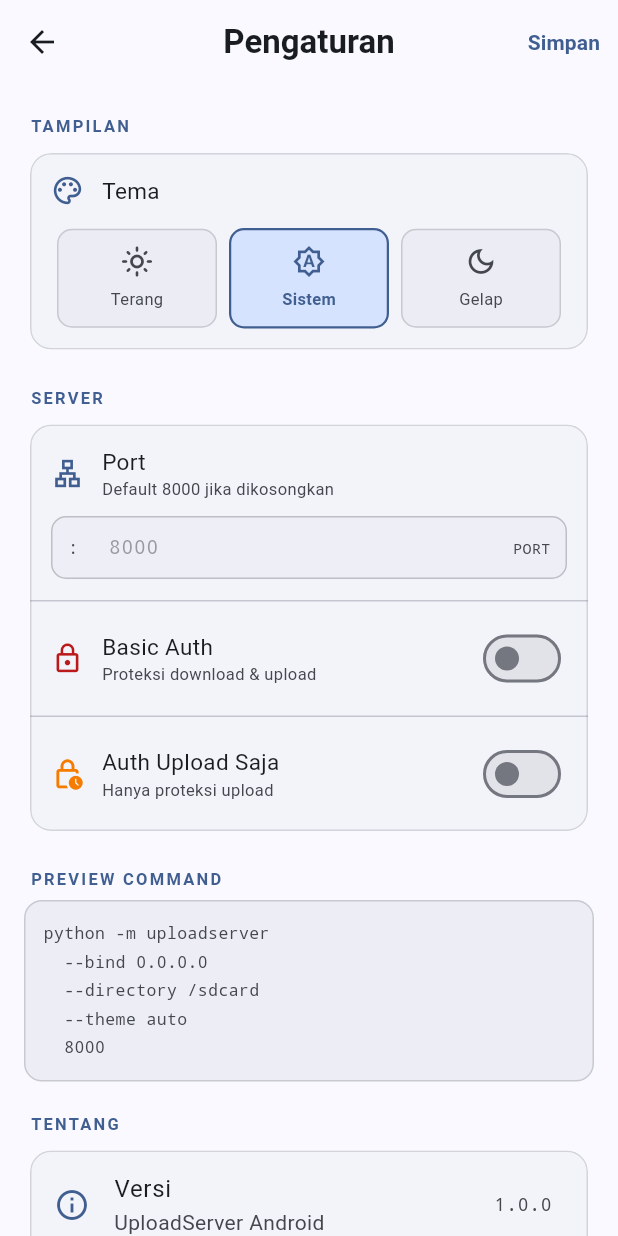
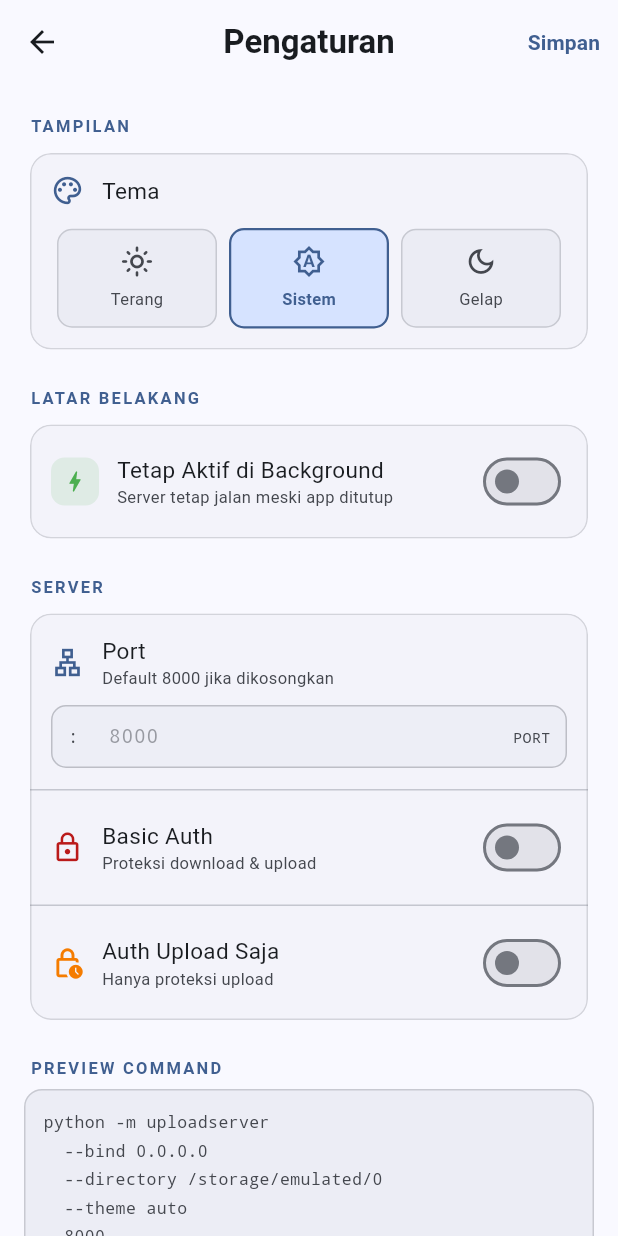
Before and after one commit to EmuVlucht/build, a Flutter app: the screen it shows after launch, after a tap on the "settings" icon, on a phone screen of 412 x 824 dp. Run offline on Flutter 3.47's test engine with Material 2 defaults, Android fonts, the light colour scheme and no system bars; our stand-ins replace package_info_plus, permission_handler, shared_preferences; missing offline and left inert: flutter_foreground_task; network calls fail.

Commit message:
refactor: rebrand UploadServer → Netshelfy
Renamed the project from UploadServer to Netshelfy to reflect
a broader scope as a self-hosted network utility application.

Package & identity changes:
- Package ID : com.uploadserver.app → com.twos.netshelfy.verseapp
- pubspec name: uploadserver → netshelfy
- MethodChannel paths updated to new package ID
- Android cache dir path updated to new package ID
- ic_launcher_foreground.xml replaced with PNG assets
  across all mipmap densities (hdpi/mdpi/xhdpi/xxhdpi/xxxhdpi)

New additions:
- lib/services/foreground_service.dart
  persistent background server via flutter_foreground_task
- flutter_foreground_task ^8.0.1 added to pubspec.yaml

Updated LICENSE: flutter_foreground_task added as acknowledged
third-party component. All other terms remain unchanged.

```diff
--- a/lib/app.dart
+++ b/lib/app.dart
@@ -27,7 +27,7 @@ class _AppState extends State<App> {
   @override
   Widget build(BuildContext context) {
     return MaterialApp(
-      title: 'UploadServer',
+      title: 'NetShelfy+',
       debugShowCheckedModeBanner: false,
       themeMode: _settings.themeMode,
       theme: ThemeData(
--- a/lib/main.dart
+++ b/lib/main.dart
@@ -1,9 +1,11 @@
 import 'package:flutter/material.dart';
 import 'app.dart';
 import 'models/settings_model.dart';
+import 'services/foreground_service.dart';
 
 void main() async {
   WidgetsFlutterBinding.ensureInitialized();
+  ForegroundSvc.init();  // inisialisasi foreground task
   final settings = await AppSettings.load();
   runApp(App(initialSettings: settings));
 }
--- a/lib/models/settings_model.dart
+++ b/lib/models/settings_model.dart
@@ -6,12 +6,14 @@ class AppSettings {
   final ThemeMode themeMode;
   final String basicAuth;
   final String basicAuthUpload;
+  final bool keepAlive;  // tetap aktif di background
 
   const AppSettings({
     this.port = 8000,
     this.themeMode = ThemeMode.system,
     this.basicAuth = '',
     this.basicAuthUpload = '',
+    this.keepAlive = false,
   });
 
   String get themeArg {
@@ -35,18 +37,20 @@ class AppSettings {
     return parts.join(' ');
   }
 
-  static const _kPort   = 'port';
-  static const _kTheme  = 'theme';
-  static const _kAuth   = 'basic_auth';
-  static const _kAuthUp = 'basic_auth_upload';
+  static const _kPort      = 'port';
+  static const _kTheme     = 'theme';
+  static const _kAuth      = 'basic_auth';
+  static const _kAuthUp    = 'basic_auth_upload';
+  static const _kKeepAlive = 'keep_alive';
 
   static Future<AppSettings> load() async {
     final prefs = await SharedPreferences.getInstance();
     return AppSettings(
-      port:            prefs.getInt(_kPort) ?? 8000,
+      port:            prefs.getInt(_kPort)    ?? 8000,
       themeMode:       _themeFromStr(prefs.getString(_kTheme) ?? 'system'),
-      basicAuth:       prefs.getString(_kAuth)   ?? '',
-      basicAuthUpload: prefs.getString(_kAuthUp) ?? '',
+      basicAuth:       prefs.getString(_kAuth)    ?? '',
+      basicAuthUpload: prefs.getString(_kAuthUp)  ?? '',
+      keepAlive:       prefs.getBool(_kKeepAlive) ?? false,
     );
   }
 
@@ -56,6 +60,7 @@ class AppSettings {
     await prefs.setString(_kTheme, _themeToStr(themeMode));
     await prefs.setString(_kAuth, basicAuth);
     await prefs.setString(_kAuthUp, basicAuthUpload);
+    await prefs.setBool(_kKeepAlive, keepAlive);
   }
 
   AppSettings copyWith({
@@ -63,12 +68,14 @@ class AppSettings {
     ThemeMode? themeMode,
     String? basicAuth,
     String? basicAuthUpload,
+    bool? keepAlive,
   }) {
     return AppSettings(
       port:            port            ?? this.port,
       themeMode:       themeMode       ?? this.themeMode,
       basicAuth:       basicAuth       ?? this.basicAuth,
       basicAuthUpload: basicAuthUpload ?? this.basicAuthUpload,
+      keepAlive:       keepAlive       ?? this.keepAlive,
     );
   }
 
--- a/lib/screens/home_screen.dart
+++ b/lib/screens/home_screen.dart
@@ -2,10 +2,12 @@ import 'dart:convert';
 import 'dart:io';
 import 'package:flutter/material.dart';
 import 'package:flutter/services.dart';
+import 'package:flutter_foreground_task/flutter_foreground_task.dart';
 import 'package:permission_handler/permission_handler.dart';
 import '../models/settings_model.dart';
 import '../services/server_service.dart';
 import '../services/update_service.dart';
+import '../services/foreground_service.dart';
 import 'file_browser_screen.dart';
 import 'settings_screen.dart';
 import 'update_dialog.dart';
@@ -43,12 +45,29 @@ class _HomeScreenState extends State<HomeScreen> with SingleTickerProviderStateM
     _pulseAnim = Tween(begin: 1.0, end: 1.06).animate(
       CurvedAnimation(parent: _pulseCtrl, curve: Curves.easeInOut));
     _requestPermissions();
-    // Cek update di background setelah app terbuka
     Future.delayed(const Duration(seconds: 2), _checkForUpdate);
+    // Dengarkan event dari foreground service (tombol Stop di notifikasi)
+    FlutterForegroundTask.addTaskDataCallback(_onForegroundData);
+  }
+
+  void _onForegroundData(Object data) {
+    if (data is Map && data['action'] == 'stop') {
+      _service.stop();
+      ForegroundSvc.stop();
+      if (mounted) {
+        setState(() {
+          _privateIp  = null;
+          _publicIp   = null;
+          _fetchingIp = false;
+          _ipExpanded = false;
+        });
+      }
+    }
   }
 
   @override
   void dispose() {
+    FlutterForegroundTask.removeTaskDataCallback(_onForegroundData);
     _pulseCtrl.dispose();
     _service.dispose();
     super.dispose();
@@ -60,6 +79,8 @@ class _HomeScreenState extends State<HomeScreen> with SingleTickerProviderStateM
       if (await Permission.manageExternalStorage.isDenied) {
         await Permission.manageExternalStorage.request();
       }
+      // Notifikasi untuk foreground service (Android 13+)
+      await ForegroundSvc.requestPermission();
     }
   }
 
@@ -147,7 +168,14 @@ class _HomeScreenState extends State<HomeScreen> with SingleTickerProviderStateM
       if (err != null) {
         _showError(err);
       } else {
-        _fetchAllIps(); // fetch semua IP di background
+        _fetchAllIps();
+        // Start foreground service jika keepAlive aktif
+        if (_settings.keepAlive) {
+          await ForegroundSvc.start(
+            directory: _selectedFolder,
+            port: _settings.port,
+          );
+        }
       }
     } else {
       _showControlSheet(state);
@@ -237,6 +265,7 @@ class _HomeScreenState extends State<HomeScreen> with SingleTickerProviderStateM
                 onTap: () {
                   Navigator.pop(ctx);
                   _service.stop();
+                  ForegroundSvc.stop();
                   setState(() {
                     _privateIp  = null;
                     _publicIp   = null;
@@ -263,7 +292,10 @@ class _HomeScreenState extends State<HomeScreen> with SingleTickerProviderStateM
     await Navigator.push(
       context,
       MaterialPageRoute(builder: (_) => SettingsScreen(
-        settings: _settings, onChanged: widget.onSettingsChanged)));
+        settings: _settings,
+        onChanged: widget.onSettingsChanged,
+        selectedFolder: _selectedFolder,
+      )));
   }
 
   @override
@@ -274,10 +306,11 @@ class _HomeScreenState extends State<HomeScreen> with SingleTickerProviderStateM
       builder: (context, snap) {
         final state = snap.data ?? ServerState.idle;
         final isRunning = state != ServerState.idle;
-        return Scaffold(
+        return WithForegroundTask(
+          child: Scaffold(
           backgroundColor: Theme.of(context).colorScheme.surface,
           appBar: AppBar(
-            title: const Text('UploadServer', style: TextStyle(fontWeight: FontWeight.bold)),
+            title: const Text('NetShelfy+', style: TextStyle(fontWeight: FontWeight.bold)),
             centerTitle: true,
             elevation: 0,
             actions: [
@@ -352,7 +385,8 @@ class _HomeScreenState extends State<HomeScreen> with SingleTickerProviderStateM
               ),
             ),
           ]),
-        );
+        ),
+      );
       },
     );
   }
--- a/lib/screens/settings_screen.dart
+++ b/lib/screens/settings_screen.dart
@@ -5,7 +5,13 @@ import '../models/settings_model.dart';
 class SettingsScreen extends StatefulWidget {
   final AppSettings settings;
   final ValueChanged<AppSettings> onChanged;
-  const SettingsScreen({super.key, required this.settings, required this.onChanged});
+  final String selectedFolder;
+  const SettingsScreen({
+    super.key,
+    required this.settings,
+    required this.onChanged,
+    this.selectedFolder = '/sdcard',
+  });
 
   @override
   State<SettingsScreen> createState() => _SettingsScreenState();
@@ -68,6 +74,7 @@ class _SettingsScreenState extends State<SettingsScreen> {
       port: port.clamp(1, 65535),
       basicAuth: basicAuth,
       basicAuthUpload: basicAuthUpload,
+      keepAlive: _s.keepAlive,
     );
     widget.onChanged(updated);
     Navigator.pop(context);
@@ -83,7 +90,7 @@ class _SettingsScreenState extends State<SettingsScreen> {
     final parts = [
       'python -m uploadserver',
       '  --bind 0.0.0.0',
-      '  --directory /sdcard',
+      '  --directory ${widget.selectedFolder}',
       '  --theme ${_s.themeArg}',
     ];
     if (_authEnabled && _authUserCtrl.text.isNotEmpty && _authPassCtrl.text.isNotEmpty) {
@@ -115,6 +122,70 @@ class _SettingsScreenState extends State<SettingsScreen> {
         children: [
           _sectionLabel('Tampilan'),
           _card([_themeTile(cs)]),
+
+          _sectionLabel('Latar Belakang'),
+          _card([
+            Padding(
+              padding: const EdgeInsets.all(14),
+              child: Column(
+                crossAxisAlignment: CrossAxisAlignment.start,
+                children: [
+                  Row(children: [
+                    Container(
+                      width: 32, height: 32,
+                      decoration: BoxDecoration(
+                        color: Colors.green.withOpacity(0.12),
+                        borderRadius: BorderRadius.circular(9),
+                      ),
+                      child: const Icon(Icons.bolt_rounded,
+                          size: 18, color: Colors.green),
+                    ),
+                    const SizedBox(width: 12),
+                    Expanded(child: Column(
+                      crossAxisAlignment: CrossAxisAlignment.start,
+                      children: [
+                        const Text('Tetap Aktif di Background',
+                            style: TextStyle(fontSize: 15)),
+                        Text('Server tetap jalan meski app ditutup',
+                            style: TextStyle(fontSize: 11,
+                                color: cs.onSurfaceVariant)),
+                      ],
+                    )),
+                    Switch(
+                      value: _s.keepAlive,
+                      onChanged: (v) {
+                        setState(() => _s = _s.copyWith(keepAlive: v));
+                        widget.onChanged(_s);
+                      },
+                    ),
+                  ]),
+                  // Hint saat aktif
+                  if (_s.keepAlive) ...[
+                    const SizedBox(height: 10),
+                    Container(
+                      padding: const EdgeInsets.all(10),
+                      decoration: BoxDecoration(
+                        color: Colors.green.withOpacity(0.06),
+                        borderRadius: BorderRadius.circular(8),
+                        border: Border.all(
+                            color: Colors.green.withOpacity(0.2)),
+                      ),
+                      child: Row(children: [
+                        const Icon(Icons.notifications_outlined,
+                            size: 14, color: Colors.green),
+                        const SizedBox(width: 8),
+                        Expanded(child: Text(
+                          'Notifikasi permanen akan muncul selama server aktif',
+                          style: TextStyle(fontSize: 11,
+                              color: Colors.green.shade700, height: 1.4),
+                        )),
+                      ]),
+                    ),
+                  ],
+                ],
+              ),
+            ),
+          ]),
 
           _sectionLabel('Server'),
           _card([
@@ -173,8 +244,8 @@ class _SettingsScreenState extends State<SettingsScreen> {
             ListTile(
               leading: Icon(Icons.info_outline, color: cs.primary),
               title: const Text('Versi'),
-              subtitle: const Text('UploadServer Android'),
-              trailing: Text('1.0.0',
+              subtitle: const Text('NetShelfy+ for Android'),
+              trailing: Text('1.0.1',
                   style: TextStyle(fontFamily: 'monospace', fontSize: 12, color: cs.onSurfaceVariant)),
             ),
           ]),
--- /dev/null
+++ b/lib/services/foreground_service.dart
@@ -0,0 +1,86 @@
+import 'dart:io';
+import 'package:flutter_foreground_task/flutter_foreground_task.dart';
+
+class ForegroundSvc {
+  static void init() {
+    FlutterForegroundTask.init(
+      androidNotificationOptions: AndroidNotificationOptions(
+        channelId:          'netshelfy_channel',
+        channelName:        'NetShelfy+',
+        channelDescription: 'Server sedang berjalan di background',
+        channelImportance:  NotificationChannelImportance.LOW,
+        priority:           NotificationPriority.LOW,
+      ),
+      iosNotificationOptions: const IOSNotificationOptions(),
+      foregroundTaskOptions: ForegroundTaskOptions(
+        eventAction:     ForegroundTaskEventAction.nothing(),
+        allowWakeLock:   true,
+        allowWifiLock:   true,
+      ),
+    );
+  }
+
+  static Future<void> requestPermission() async {
+    if (Platform.isAndroid) {
+      final result = await FlutterForegroundTask.checkNotificationPermission();
+      if (result != NotificationPermission.granted) {
+        await FlutterForegroundTask.requestNotificationPermission();
+      }
+    }
+  }
+
+  static Future<void> start({
+    required String directory,
+    required int port,
+  }) async {
+    if (await FlutterForegroundTask.isRunningService) return;
+    await FlutterForegroundTask.startService(
+      serviceId:         1001,
+      notificationTitle: 'NetShelfy+ Aktif',
+      notificationText:  '$directory · port $port',
+      notificationButtons: [
+        const NotificationButton(id: 'stop', text: 'Stop'),
+      ],
+      callback: _foregroundCallback,
+    );
+  }
+
+  static Future<void> stop() async {
+    if (await FlutterForegroundTask.isRunningService) {
+      await FlutterForegroundTask.stopService();
+    }
+  }
+
+  static Future<void> updateNotification({
+    required String title,
+    required String text,
+  }) async {
+    await FlutterForegroundTask.updateService(
+      notificationTitle: title,
+      notificationText:  text,
+    );
+  }
+}
+
+@pragma('vm:entry-point')
+void _foregroundCallback() {
+  FlutterForegroundTask.setTaskHandler(_NetShelfyTaskHandler());
+}
+
+class _NetShelfyTaskHandler extends TaskHandler {
+  @override
+  Future<void> onStart(DateTime timestamp, TaskStarter starter) async {}
+
+  @override
+  void onRepeatEvent(DateTime timestamp) {}
+
+  @override
+  Future<void> onDestroy(DateTime timestamp) async {}
+
+  @override
+  void onNotificationButtonPressed(String id) {
+    if (id == 'stop') {
+      FlutterForegroundTask.sendDataToMain({'action': 'stop'});
+    }
+  }
+}
--- a/lib/services/server_service.dart
+++ b/lib/services/server_service.dart
@@ -5,7 +5,7 @@ import '../models/settings_model.dart';
 enum ServerState { idle, active, paused }
 
 class ServerService {
-  static const _channel = MethodChannel('com.uploadserver.app/server');
+  static const _channel = MethodChannel('com.twos.netshelfy.verseapp/server');
 
   ServerState _state = ServerState.idle;
   final _stateCtrl = StreamController<ServerState>.broadcast();
--- a/pubspec.yaml
+++ b/pubspec.yaml
@@ -1,4 +1,4 @@
-name: uploadserver
+name: netshelfy
 description: Python Upload Server — bundled via Chaquopy
 publish_to: 'none'
 version: 1.0.0+1
@@ -11,7 +11,8 @@ dependencies:
     sdk: flutter
   permission_handler: ^11.3.1
   shared_preferences: ^2.2.3
-  package_info_plus: ^8.0.0    # untuk baca versi app saat ini
+  package_info_plus: ^8.0.0
+  flutter_foreground_task: ^8.0.1   # background service
   cupertino_icons: ^1.0.8
 
 dev_dependencies:
```
Also changed, not shown: lib/screens/file_browser_screen.dart (+65 -7 lines), lib/services/update_service.dart (+13 -5 lines), 26 other files.
